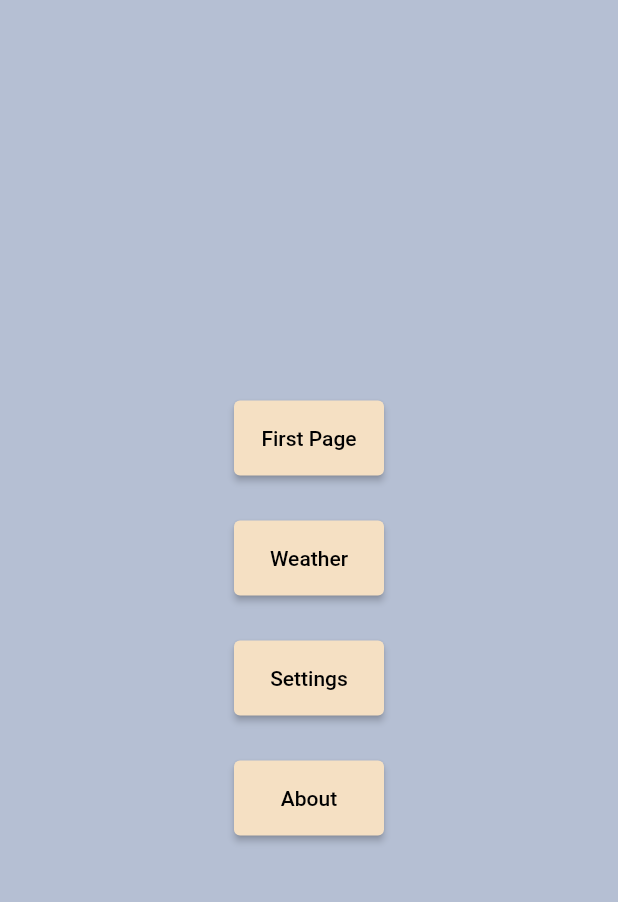
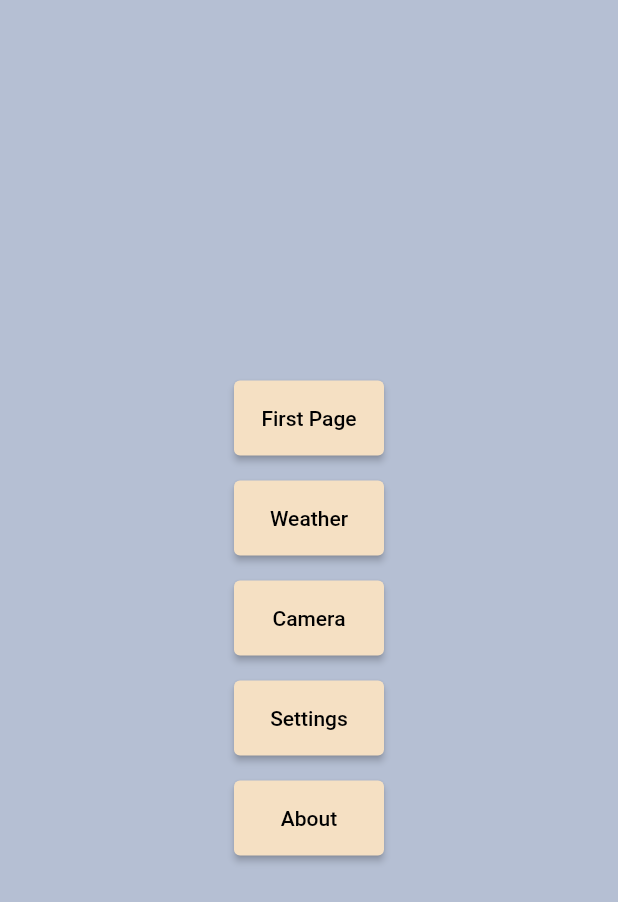
Before and after one commit to virgolibra/casa0015-mobile-assessment, a Flutter app: the screen it shows after launch, on a phone screen of 412 x 824 dp. Shown: the top 902 px of the screen. Run offline on Flutter 3.47's test engine with Material 2 defaults, Android fonts, the phone set to English and light mode, and no system bars; our stand-ins replace camera, convex_bottom_bar, geolocator, google_maps_flutter, permission_handler, weather.

Commit message:
Add camera capture

```diff
--- a/flutter_casa0015_mobile_app/lib/page/home_page.dart
+++ b/flutter_casa0015_mobile_app/lib/page/home_page.dart
@@ -1,5 +1,6 @@
+import 'package:camera/camera.dart';
 import 'package:flutter/material.dart';
-import 'first_page.dart';
+import 'camera_test_page.dart';
 
 class MyHomePage extends StatefulWidget {
   const MyHomePage({Key? key, required this.title}) : super(key: key);
@@ -38,7 +39,7 @@ class _MyHomePageState extends State<MyHomePage> {
                 child: ElevatedButton(
                   style: ButtonStyle(
                     backgroundColor: MaterialStateProperty.resolveWith<Color?>(
-                          (Set<MaterialState> states) {
+                      (Set<MaterialState> states) {
                         if (states.contains(MaterialState.pressed)) {
                           return Theme.of(context)
                               .colorScheme
@@ -52,7 +53,51 @@ class _MyHomePageState extends State<MyHomePage> {
                   onPressed: () {
                     Navigator.pushNamed(context, '/weather_page');
                   },
-                  child: const Text('Weather'),),
+                  child: const Text('Weather'),
+                ),
+              ),
+              SizedBox(
+                width: 100,
+                height: 50,
+                child: ElevatedButton(
+                  style: ButtonStyle(
+                    backgroundColor: MaterialStateProperty.resolveWith<Color?>(
+                      (Set<MaterialState> states) {
+                        if (states.contains(MaterialState.pressed)) {
+                          return Theme.of(context)
+                              .colorScheme
+                              .primary
+                              .withOpacity(0.5);
+                        }
+                        return null; // Use the component's default.
+                      },
+                    ),
+                  ),
+                  // onPressed: () {
+                  //   Navigator.pushNamed(context, '/camera_test_page');
+                  // },
+
+                  onPressed: () async {
+                    try {
+                      WidgetsFlutterBinding.ensureInitialized();
+                      // Obtain a list of the available cameras on the device.
+                      final cameras = await availableCameras();
+                      // Get a specific camera from the list of available cameras.
+                      final firstCamera = cameras.first;
+
+                      await Navigator.of(context).push(
+                        MaterialPageRoute(
+                          builder: (context) => CameraTestPage(
+                            camera: firstCamera,
+                          ),
+                        ),
+                      );
+                    } catch (e) {
+                      print(e);
+                    }
+                  },
+                  child: const Text('Camera'),
+                ),
               ),
               SizedBox(
                 width: 100,
@@ -94,7 +139,9 @@ class _MyHomePageState extends State<MyHomePage> {
                       },
                     ),
                   ),
-                  onPressed: () {Navigator.pushNamed(context, '/map_test_page');},
+                  onPressed: () {
+                    Navigator.pushNamed(context, '/map_test_page');
+                  },
                   child: const Text('About'),
                 ),
               ),
--- a/flutter_casa0015_mobile_app/pubspec.yaml
+++ b/flutter_casa0015_mobile_app/pubspec.yaml
@@ -40,6 +40,9 @@ dependencies:
   location: ^4.3.0
   geolocator: ^8.2.0
   weather: ^2.0.1
+  camera: ^0.9.4+21
+  path_provider: ^2.0.9
+  path: ^1.8.0
 
 dev_dependencies:
   flutter_test:
```
Also changed, not shown: flutter_casa0015_mobile_app/lib/main.dart (+5 -5 lines), flutter_casa0015_mobile_app/lib/page/camera_test_page.dart (added, +120 -0 lines), flutter_casa0015_mobile_app/pubspec.lock, 1 other file.
